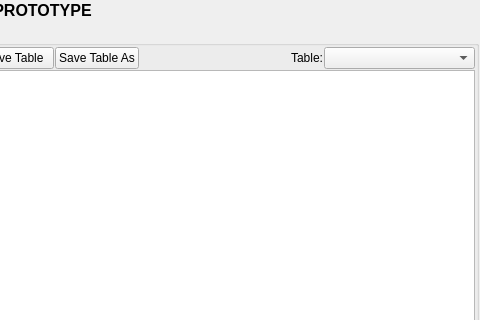
mantidproject/mantid, file Code/Mantid/MantidQt/CustomInterfaces/inc/MantidQtCustomInterfaces/ReflMainWidget.ui: the form before one commit; both pictures show x 395 to 875 and y 0 to 320 of the 875 by 425 pixel window.
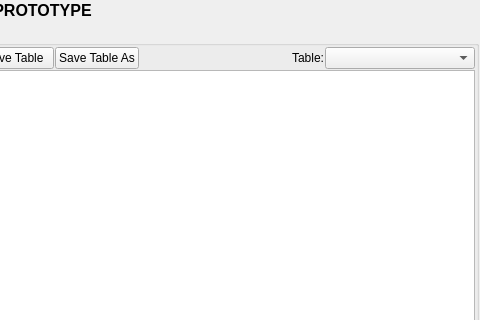
The form after the commit. Custom widgets are drawn as their Qt base class.

Commit message:
Refs #10378 Minor Refl UI Improvements
* Select entire rows by default
* Allow search panel to be collapsed
* Reduce the minimum size where possible
* Expand options column to fill whitespace

Diff of the .ui file:
```diff
--- a/Code/Mantid/MantidQt/CustomInterfaces/inc/MantidQtCustomInterfaces/ReflMainWidget.ui
+++ b/Code/Mantid/MantidQt/CustomInterfaces/inc/MantidQtCustomInterfaces/ReflMainWidget.ui
@@ -286,7 +286,7 @@
             <item>
              <widget class="MantidQt::MantidWidgets::WorkspaceSelector" name="workspaceSelector">
               <property name="sizePolicy">
-               <sizepolicy hsizetype="Expanding" vsizetype="Fixed">
+               <sizepolicy hsizetype="Minimum" vsizetype="Fixed">
                 <horstretch>0</horstretch>
                 <verstretch>0</verstretch>
                </sizepolicy>
```
Left out of the diff: 14 changed lines with no effect on the pictures.
